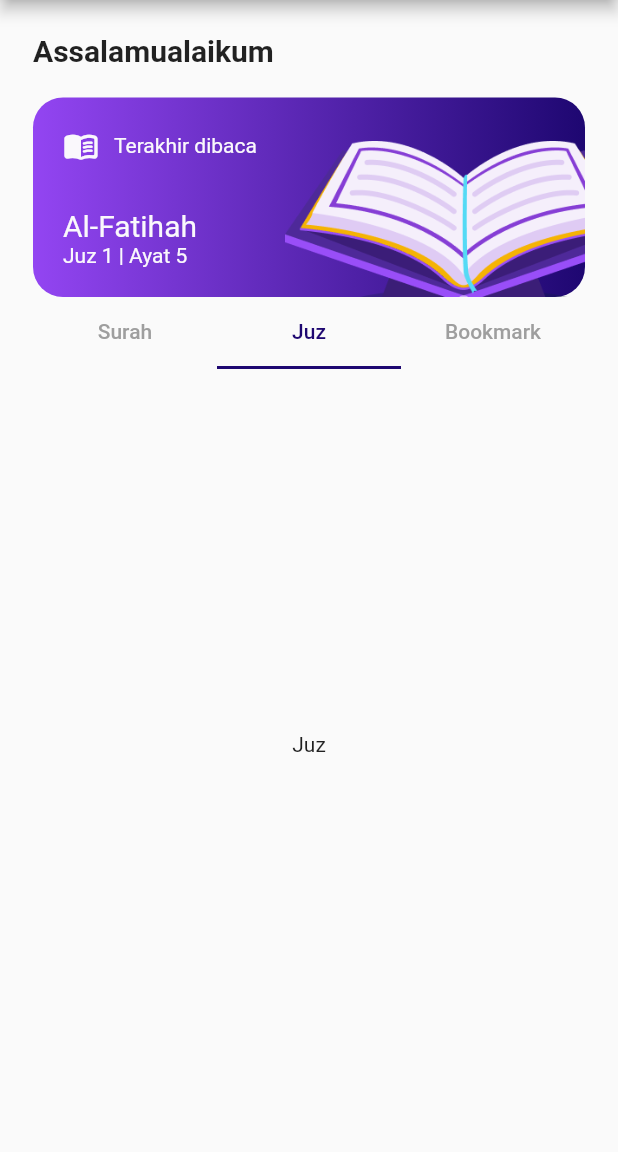
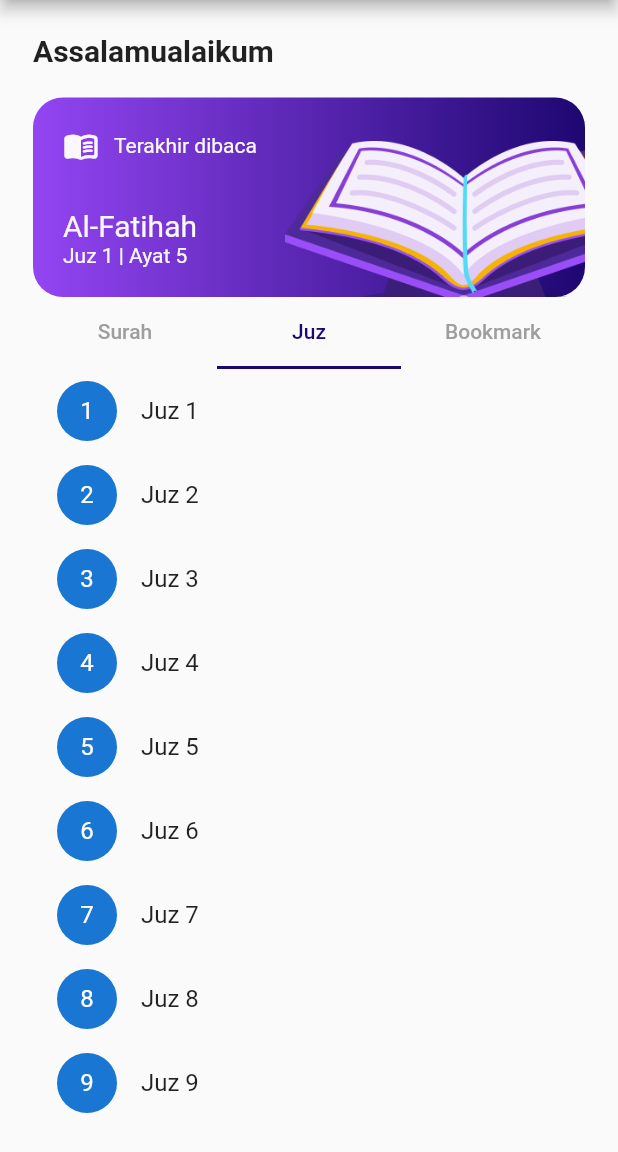
Before and after one commit to alviandf/alquran-flutter, a Flutter app: the screen it shows after launch, tab 2 chosen, on a phone screen of 412 x 824 dp, the part 84-1236 px from its top. Run offline on Flutter 3.47's test engine with Material 2 defaults, Android fonts, the phone set to English and light mode, and no system bars; our stand-ins replace get, lottie; network calls fail.

Commit message:
add page list juz

```diff
--- a/lib/app/modules/home/views/home_view.dart
+++ b/lib/app/modules/home/views/home_view.dart
@@ -49,8 +49,8 @@ class HomeView extends GetView<HomeController> {
       child: Ink(
         decoration: BoxDecoration(
             borderRadius: BorderRadius.circular(20),
-            gradient: const LinearGradient(
-                colors: [appPurpleLight1, appPurpleDark])),
+            gradient:
+                const LinearGradient(colors: [appPurpleLight1, appPurpleDark])),
         child: Stack(
           children: [
             Positioned(
@@ -169,7 +169,18 @@ class HomeView extends GetView<HomeController> {
                           });
                     },
                   ),
-                  Center(child: Text("Juz")),
+                  ListView.builder(
+                    itemCount: 30,
+                    itemBuilder: (context, index) {
+                      return ListTile(
+                        onTap: () {},
+                        leading: CircleAvatar(
+                          child: Text("${index + 1}"),
+                        ),
+                        title: Text("Juz ${index + 1}"),
+                      );
+                    },
+                  ),
                   Center(child: Text("Bookmark")),
                 ],
               ),
--- a/lib/main.dart
+++ b/lib/main.dart
@@ -4,7 +4,6 @@ import 'package:get/get.dart';
 
 import 'app/constant/color.dart';
 import 'app/routes/app_pages.dart';
-
 
 void main() {
   runApp(
```
Also changed, not shown: pubspec.lock, 1 other file.
